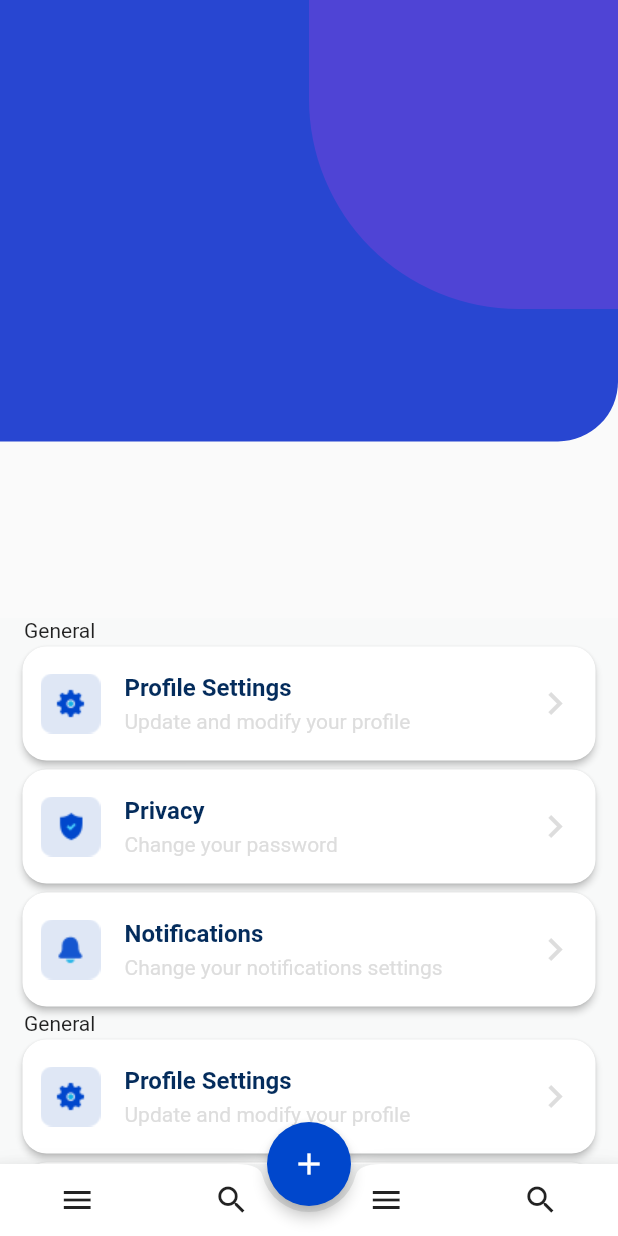
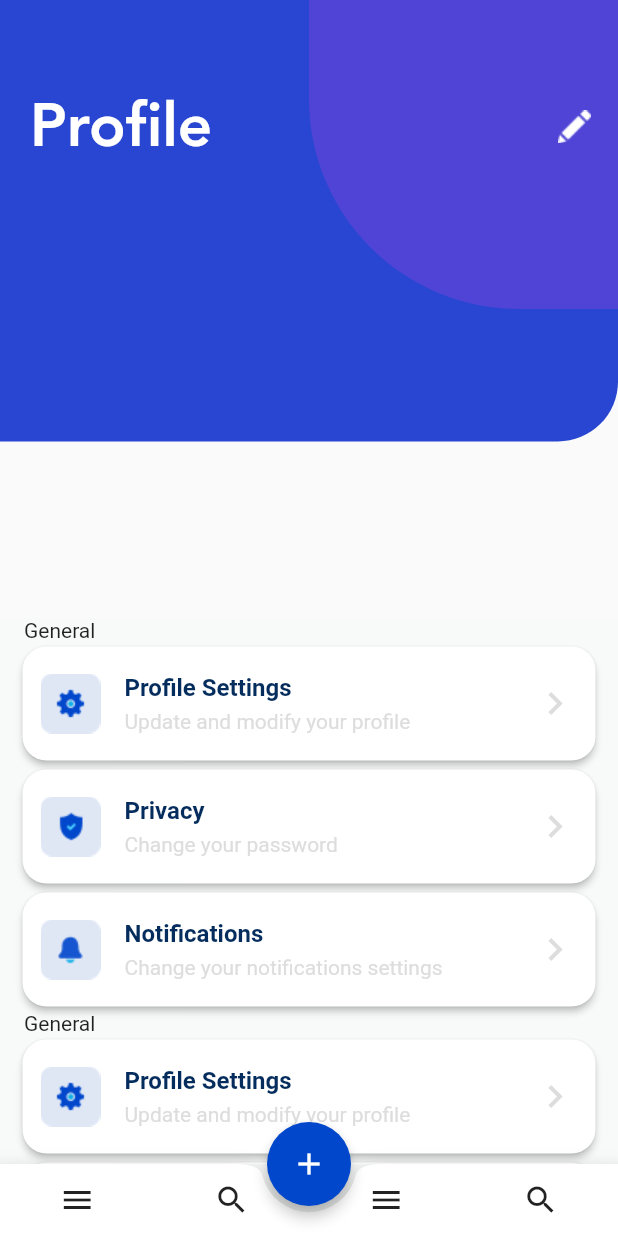
Before and after one commit to lintdeveloper/freelancer_ui_test, a Flutter app: the screen it shows after launch, on a phone screen of 412 x 824 dp. Run offline on Flutter 3.47's test engine with Material 2 defaults, Android fonts, the phone set to English and light mode, and no system bars.

Commit message:
Profile and edit UI added

```diff
--- a/lib/screens/settings_screen.dart
+++ b/lib/screens/settings_screen.dart
@@ -30,6 +30,39 @@ class SettingsScreen extends StatelessWidget {
                       child: Container(),
                     )
                   ],
+                ),
+                Positioned(
+                  top: _media.longestSide <= 775
+                      ? screenAwareSize(40, context)
+                      : screenAwareSize(45, context),
+                  left: 10,
+                  right: 10,
+                  child: Column(
+                    mainAxisAlignment: MainAxisAlignment.start,
+                    crossAxisAlignment: CrossAxisAlignment.center,
+                    children: <Widget>[
+                      Row(
+                        mainAxisAlignment: MainAxisAlignment.spaceBetween,
+                        children: <Widget>[
+                          Padding(
+                            padding: EdgeInsets.symmetric(horizontal: 10),
+                            child: Text(
+                              "Profile",
+                              style: TextStyle(
+                                  fontSize: _media.longestSide <= 775 ? 20 : 40,
+                                  color: Colors.white,
+                                  fontWeight: FontWeight.bold,
+                                  fontFamily: "Avenir"),
+                            ),
+                          ),
+                          Padding(
+                            padding: const EdgeInsets.only(right: 8.0),
+                            child: Image.asset("assets/images/edit.png"),
+                          )
+                        ],
+                      ),
+                    ],
+                  ),
                 ),
               ],
             ),
--- a/lib/widgets/tile_card_widget.dart
+++ b/lib/widgets/tile_card_widget.dart
@@ -10,7 +10,6 @@ class CardTile extends StatelessWidget {
 
   @override
   Widget build(BuildContext context) {
-    final _media = MediaQuery.of(context).size;
     return Card(
         elevation: 2.0,
         shape: RoundedRectangleBorder(
--- a/pubspec.yaml
+++ b/pubspec.yaml
@@ -45,6 +45,7 @@ flutter:
    - assets/images/notification.png
    - assets/images/settings.png
    - assets/images/security.png
+   - assets/images/edit.png
 
   # An image asset can refer to one or more resolution-specific "variants", see
   # https://flutter.dev/assets-and-images/#resolution-aware.
@@ -59,6 +60,7 @@ flutter:
         - asset: assets/fonts/avenir/Avenir-Heavy.ttf
         - asset: assets/fonts/avenir/Avenir-Roman.ttf
         - asset: assets/fonts/avenir/Avenir-Medium.ttf
+          weight: 400
 
 
   # For details regarding fonts from package dependencies,
```
Also changed, not shown: assets/images/edit.png (added).
